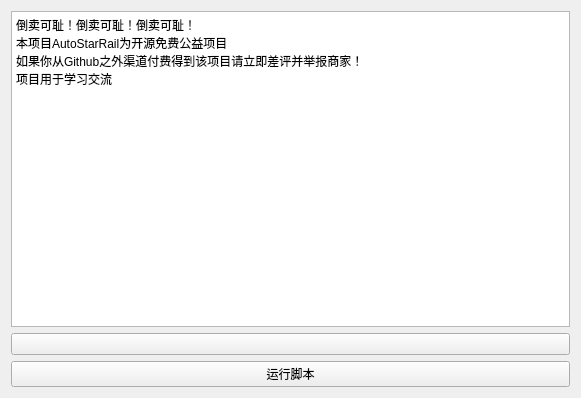
This is gui/widgets/run/ui/run_widget.ui in JunNanLYS/AutoStarRail as Qt 5 draws it before an edit. The edited form follows.
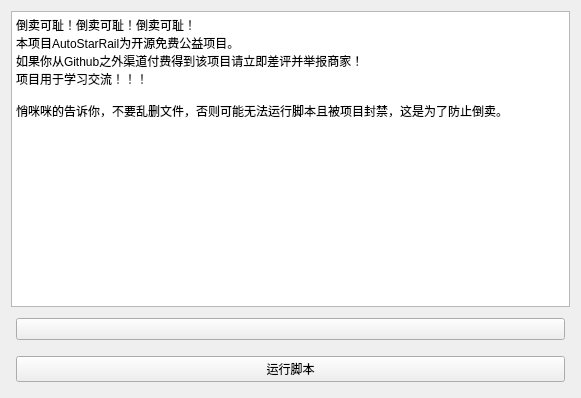
This is the edited form. Custom widgets are drawn as their Qt base class.

Diff of the .ui file:
```diff
--- a/gui/widgets/run/ui/run_widget.ui
+++ b/gui/widgets/run/ui/run_widget.ui
@@ -18,22 +18,61 @@
     <widget class="PlainTextEdit" name="PlainTextEdit">
      <property name="plainText">
       <string>倒卖可耻！倒卖可耻！倒卖可耻！
-本项目AutoStarRail为开源免费公益项目
+本项目AutoStarRail为开源免费公益项目。
 如果你从Github之外渠道付费得到该项目请立即差评并举报商家！
-项目用于学习交流
-</string>
+项目用于学习交流！！！
+
+悄咪咪的告诉你，不要乱删文件，否则可能无法运行脚本且被项目封禁，这是为了防止倒卖。</string>
      </property>
     </widget>
    </item>
    <item>
-    <widget class="ComboBox" name="combobox"/>
+    <layout class="QHBoxLayout" name="combobox_layout">
+     <property name="spacing">
+      <number>10</number>
+     </property>
+     <property name="leftMargin">
+      <number>5</number>
+     </property>
+     <property name="topMargin">
+      <number>5</number>
+     </property>
+     <property name="rightMargin">
+      <number>5</number>
+     </property>
+     <property name="bottomMargin">
+      <number>5</number>
+     </property>
+     <item>
+      <widget class="ComboBox" name="combobox"/>
+     </item>
+    </layout>
    </item>
    <item>
-    <widget class="PushButton" name="button_run">
-     <property name="text">
-      <string>运行脚本</string>
+    <layout class="QHBoxLayout" name="button_layout">
+     <property name="spacing">
+      <number>10</number>
      </property>
-    </widget>
+     <property name="leftMargin">
+      <number>5</number>
+     </property>
+     <property name="topMargin">
+      <number>5</number>
+     </property>
+     <property name="rightMargin">
+      <number>5</number>
+     </property>
+     <property name="bottomMargin">
+      <number>5</number>
+     </property>
+     <item>
+      <widget class="PushButton" name="button_run">
+       <property name="text">
+        <string>运行脚本</string>
+       </property>
+      </widget>
+     </item>
+    </layout>
    </item>
   </layout>
  </widget>
```
